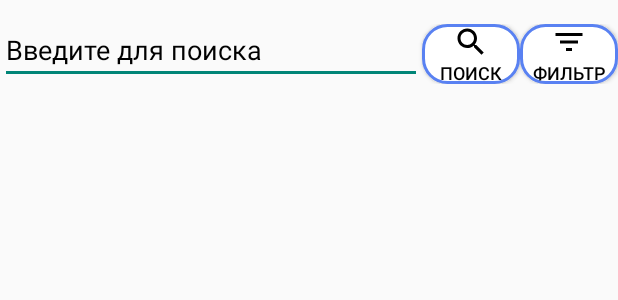
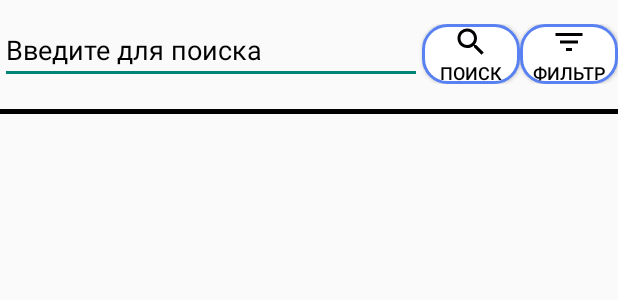
Before and after one commit to PIXXXA/DogWalk, an Android app: the layout fragment_walker.xml on its own in the app's theme, with its tools: preview values and no code run, on a phone screen of 412 x 824 dp. Shown: the top 300 px of the screen. Run offline under Robolectric (Android 15) with nearby library versions, the light colour scheme and no system bars.

Commit message:
bug fixes

```diff
--- a/app/src/main/java/com/firsttask/dog/db/dao/UserDao.kt
+++ b/app/src/main/java/com/firsttask/dog/db/dao/UserDao.kt
@@ -14,12 +14,6 @@ interface UserDao {
     @Delete
     fun delete(user: User)
 
-    @Query("Select * From User where description!= null and experience!=null")
-    fun getAllWalkers(): List<User>
-
-    @Query("Select * From User ")
-    fun getSearch(): List<User>
-
     @Query("Select * from User where email=:argEmail and password=:argPassword")
     fun getLoginValidation(argEmail: String, argPassword: String): User
 
--- a/app/src/main/java/com/firsttask/dog/fragments/registration/RegistrationViewModel.kt
+++ b/app/src/main/java/com/firsttask/dog/fragments/registration/RegistrationViewModel.kt
@@ -23,6 +23,7 @@ class RegistrationViewModel(
     var password = MutableLiveData<String>()
     var mobileNumber = MutableLiveData<String>()
     var homeAddress = MutableLiveData<String>()
+    private var accountType: Boolean? = null
 
     fun toggleButtonValidation(toggleButton: ToggleButton) {
         toggleButton.setOnCheckedChangeListener { _, isChecked ->
@@ -34,6 +35,7 @@ class RegistrationViewModel(
                         null,
                         null
                     )
+                    accountType = false
                 }
                 false -> {
                     toggleButton.setCompoundDrawablesWithIntrinsicBounds(
@@ -42,6 +44,7 @@ class RegistrationViewModel(
                         null,
                         null
                     )
+                    accountType = true
                 }
             }
         }
@@ -93,7 +96,8 @@ class RegistrationViewModel(
                     email = email.value,
                     password = password.value,
                     mobileNumber = mobileNumber.value,
-                    homeAddress = homeAddress.value
+                    homeAddress = homeAddress.value,
+                    accountType = accountType
                 )
             )
         }
--- a/app/src/main/java/com/firsttask/dog/fragments/searchresult/SearchViewModel.kt
+++ b/app/src/main/java/com/firsttask/dog/fragments/searchresult/SearchViewModel.kt
@@ -16,7 +16,7 @@ class SearchViewModel(
 
     fun getRecyclerViewData() {
         GlobalScope.launch {
-            exampleItems.value = appDatabase.userDao().getSearch() as ArrayList
+//            exampleItems.value = appDatabase.userDao().getSearch() as ArrayList
         }
     }
 }
--- a/app/src/main/java/com/firsttask/dog/fragments/walkerslist/WalkerViewModel.kt
+++ b/app/src/main/java/com/firsttask/dog/fragments/walkerslist/WalkerViewModel.kt
@@ -18,7 +18,7 @@ class WalkerViewModel(
 
     fun getRecyclerViewData() {
         GlobalScope.launch {
-            exampleItems.value = appDatabase.userDao().getAllWalkers() as ArrayList
+//            exampleItems.value = appDatabase.userDao().getAllWalkers() as ArrayList
         }
     }
 }
--- a/app/src/main/res/layout/fragment_walker.xml
+++ b/app/src/main/res/layout/fragment_walker.xml
@@ -1,6 +1,8 @@
 <?xml version="1.0" encoding="utf-8"?>
 
-<layout>
+<layout xmlns:android="http://schemas.android.com/apk/res/android"
+    xmlns:app="http://schemas.android.com/apk/res-auto"
+    xmlns:tools="http://schemas.android.com/tools">
 
     <data>
 
@@ -9,9 +11,7 @@
             type="com.firsttask.dog.fragments.walkerslist.WalkerViewModel" />
     </data>
 
-    <androidx.constraintlayout.widget.ConstraintLayout xmlns:android="http://schemas.android.com/apk/res/android"
-        xmlns:app="http://schemas.android.com/apk/res-auto"
-        xmlns:tools="http://schemas.android.com/tools"
+    <androidx.constraintlayout.widget.ConstraintLayout
         android:layout_width="match_parent"
         android:layout_height="match_parent"
         tools:context=".fragments.walkerslist.WalkerFragment">
@@ -24,6 +24,7 @@
             app:layout_constraintGuide_percent="0.08" />
 
         <androidx.constraintlayout.widget.ConstraintLayout
+            android:id="@+id/constraintLayout"
             android:layout_width="match_parent"
             android:layout_height="wrap_content"
             android:layout_marginTop="@dimen/all_walkers_margin"
@@ -37,9 +38,9 @@
                 android:layout_width="0dp"
                 android:layout_height="0dp"
                 android:autofillHints=""
-                android:text="@={viewModel.searchField}"
                 android:hint="@string/all_walker_edit_text_hint"
                 android:inputType="textPersonName"
+                android:text="@={viewModel.searchField}"
                 app:layout_constraintBottom_toBottomOf="parent"
                 app:layout_constraintEnd_toStartOf="@id/confirmSearchButton"
                 app:layout_constraintStart_toStartOf="parent"
@@ -74,7 +75,16 @@
                 app:layout_constraintTop_toTopOf="parent" />
         </androidx.constraintlayout.widget.ConstraintLayout>
 
+        <View
+            android:layout_width="match_parent"
+            android:layout_height="3dp"
+            android:background="@color/colorBlack"
+            app:layout_constraintBottom_toTopOf="@+id/scrollView2"
+            app:layout_constraintStart_toStartOf="parent"
+            app:layout_constraintTop_toTopOf="@+id/guideline" />
+
         <ScrollView
+            android:id="@+id/scrollView2"
             android:layout_width="match_parent"
             android:layout_height="0dp"
             android:layout_margin="@dimen/all_walkers_margin"
--- a/app/src/main/res/values/strings.xml
+++ b/app/src/main/res/values/strings.xml
@@ -21,7 +21,7 @@
     <string name="registration_i_am_walker">Я выгульщик</string>
     <string name="registration_click_to_change">Нажмите, чтобы изменить</string>
     <string name="registration_continue_button">Продолжить</string>
-    <string name="registration_error_message">Пожалуйста, заполните %s</string>
+    <string name="registration_error_message">Пожалуйста, заполните поле %s</string>
 
     <!-- Login Screen -->
     <string name="login_title">Логин</string>
```
Also changed, not shown: app/src/main/java/com/firsttask/dog/db/entity/User.kt (+1 -7 lines), app/src/main/java/com/firsttask/dog/fragments/login/LoginFragment.kt (+7 -5 lines), app/src/main/java/com/firsttask/dog/fragments/walkerslist/adapter/WalkerAdapter.kt (+3 -5 lines), 1 other file.
